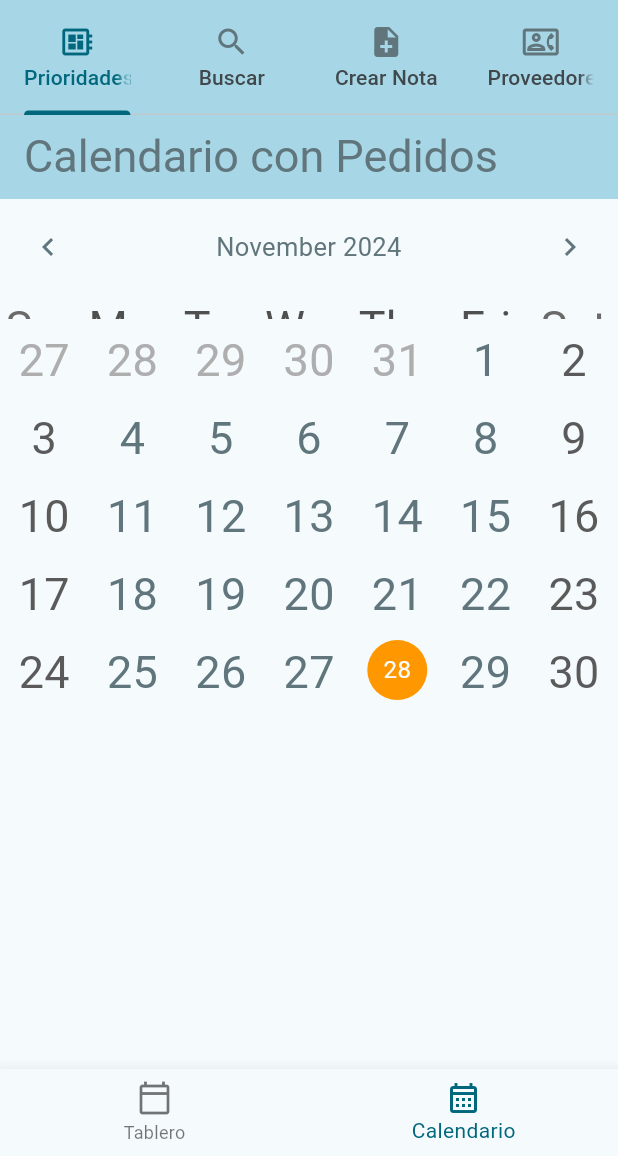
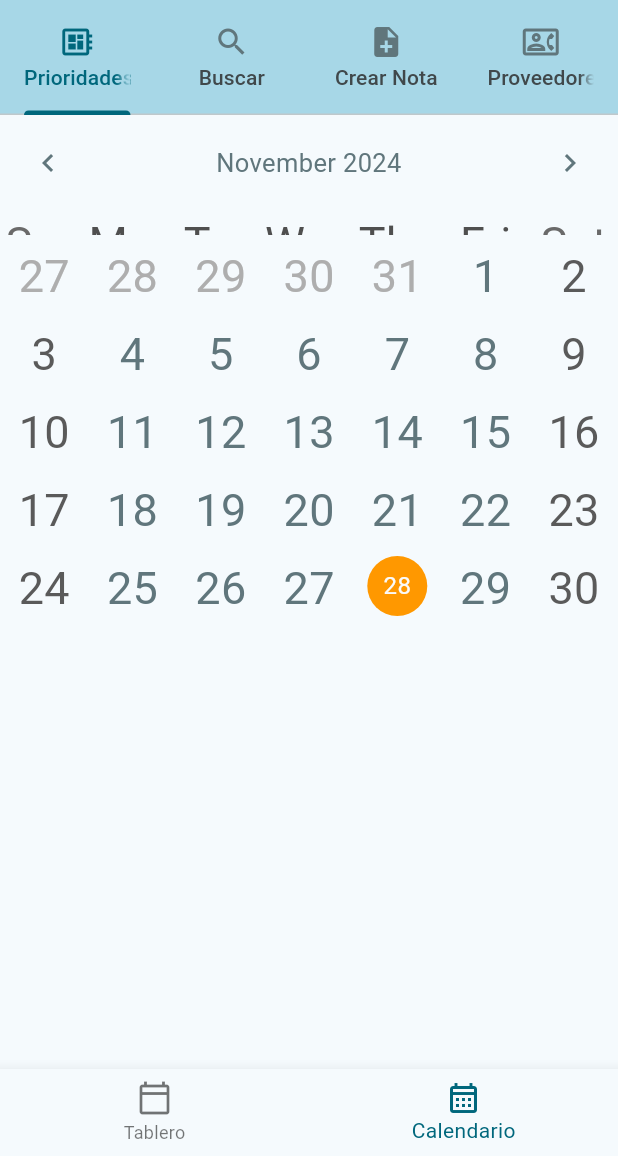
Before and after one commit to inseht/tintoreriadigital, a Flutter app: the screen it shows after launch, item 2 of the bottom bar chosen, on a phone screen of 412 x 824 dp, the part 80-1236 px from its top. Run offline on Flutter 3.47's test engine with Material 3 defaults, Android fonts, the phone set to English and light mode, and no system bars; drawn by our look-alikes of table_calendar; our stand-ins replace flutter_bloc, google_fonts, roundcheckbox, sqflite_common_ffi, syncfusion_flutter_datepicker; missing offline and left inert: appflowy_board, bitsdojo_window; accounts and stored records are empty.

Commit message:
calendario maso maso

```diff
--- a/lib/bd/bdmodel.dart
+++ b/lib/bd/bdmodel.dart
@@ -262,7 +262,7 @@ static Future<Map<DateTime, List<Map<String, dynamic>>>> fetchEventos() async {
   return eventos;
 }
 
- static Future<void> agregarPrenda(Map<String, dynamic> prenda) async {
+static Future<void> agregarPrenda(Map<String, dynamic> prenda) async {
     final db = await inicializarBD();
     try {
       await db.insert('Prendas', prenda);
--- a/lib/vistas/crearnota.dart
+++ b/lib/vistas/crearnota.dart
@@ -371,11 +371,11 @@ class _CrearNotaState extends State<CrearNota> {
               onPressed: _crearNota,
               child: const Text(
                 'Crear nota',
-                style: TextStyle(fontSize: 30), // Aumenta el tamaño del texto
+                style: TextStyle(fontSize: 30),
               ),
               style: ElevatedButton.styleFrom(
-                padding: const EdgeInsets.symmetric(vertical: 20, horizontal: 40), // Ajusta el relleno interno
-                minimumSize: const Size(200, 70), // Asegura un tamaño mínimo adecuado
+                padding: const EdgeInsets.symmetric(vertical: 20, horizontal: 40),
+                minimumSize: const Size(200, 70),
               ),
             ),
           ),
--- a/lib/vistas/prioridadesCalendario.dart
+++ b/lib/vistas/prioridadesCalendario.dart
@@ -1,6 +1,5 @@
 import 'package:flutter/material.dart';
 import 'package:table_calendar/table_calendar.dart';
-import 'package:tintoreriadigital/bd/bdmodel.dart';
 
 class prioridadesCalendario extends StatefulWidget {
   const prioridadesCalendario({super.key});
@@ -10,31 +9,12 @@ class prioridadesCalendario extends StatefulWidget {
 }
 
 class _PrioridadesCalendarioState extends State<prioridadesCalendario> {
-late Map<DateTime, List<Map<String, dynamic>>> _eventos = {};
   DateTime _focusedDay = DateTime.now();
   DateTime? _selectedDay;
 
   @override
-  void initState() {
-    super.initState();
-    _cargarEventos();
-  }
-
-  Future<void> _cargarEventos() async {
-    final eventos = await BdModel.fetchEventos();
-    setState(() {
-      _eventos = eventos;
-    });
-  }
-
-  List<Map<String, dynamic>> _getEventosDelDia(DateTime day) {
-    return _eventos[day] ?? [];
-  }
-
-  @override
   Widget build(BuildContext context) {
     return Scaffold(
-      appBar: AppBar(title: const Text('Calendario con Pedidos')),
       body: Column(
         children: [
           TableCalendar(
@@ -48,12 +28,11 @@ late Map<DateTime, List<Map<String, dynamic>>> _eventos = {};
                 _focusedDay = focusedDay;
               });
             },
-            eventLoader: _getEventosDelDia,
-            headerStyle: HeaderStyle(
+            headerStyle: const HeaderStyle(
               formatButtonVisible: false,
               titleCentered: true,
             ),
-            calendarStyle: CalendarStyle(
+            calendarStyle: const CalendarStyle(
               selectedDecoration: BoxDecoration(
                 color: Colors.blue,
                 shape: BoxShape.circle,
@@ -64,40 +43,6 @@ late Map<DateTime, List<Map<String, dynamic>>> _eventos = {};
               ),
             ),
           ),
-          const SizedBox(height: 16),
-          Expanded(
-            child: ListView(
-              children: _getEventosDelDia(_selectedDay ?? _focusedDay)
-                  .map((evento) => ListTile(
-                        title: Text(evento['nombreCliente']),
-                        subtitle: Text(
-                          'Tel: ${evento['telefonoCliente']} - Estado: ${evento['estado']}',
-                        ),
-                        trailing: Text('\$${evento['importe'].toStringAsFixed(2)}'),
-                        onTap: () {
-                          showDialog(
-                            context: context,
-                            builder: (_) => AlertDialog(
-                              title: Text(evento['nombreCliente']),
-                              content: Text(
-                                'Fecha Estimada: ${evento['fechaEstimada']}\n'
-                                'Importe: \$${evento['importe'].toStringAsFixed(2)}\n'
-                                'Estado Pago: ${evento['estadoPago']}\n'
-                                'Observaciones: ${evento['observaciones'] ?? "N/A"}',
-                              ),
-                              actions: [
-                                TextButton(
-                                  onPressed: () => Navigator.pop(context),
-                                  child: const Text('Cerrar'),
-                                ),
-                              ],
-                            ),
-                          );
-                        },
-                      ))
-                  .toList(),
-            ),
-          ),
         ],
       ),
     );
```
Also changed, not shown: lib/bloc/prioridadesCalendarioBloc.dart (added), lib/repositorios/prioridadesCalendarioRepositorio.dart (added).
